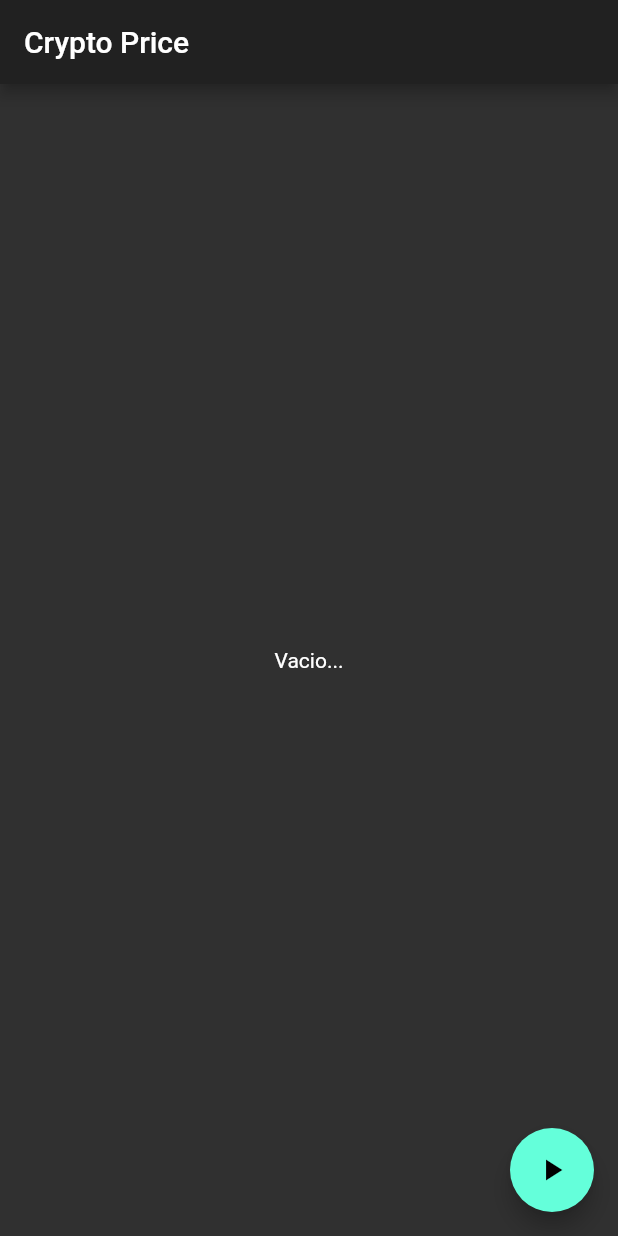
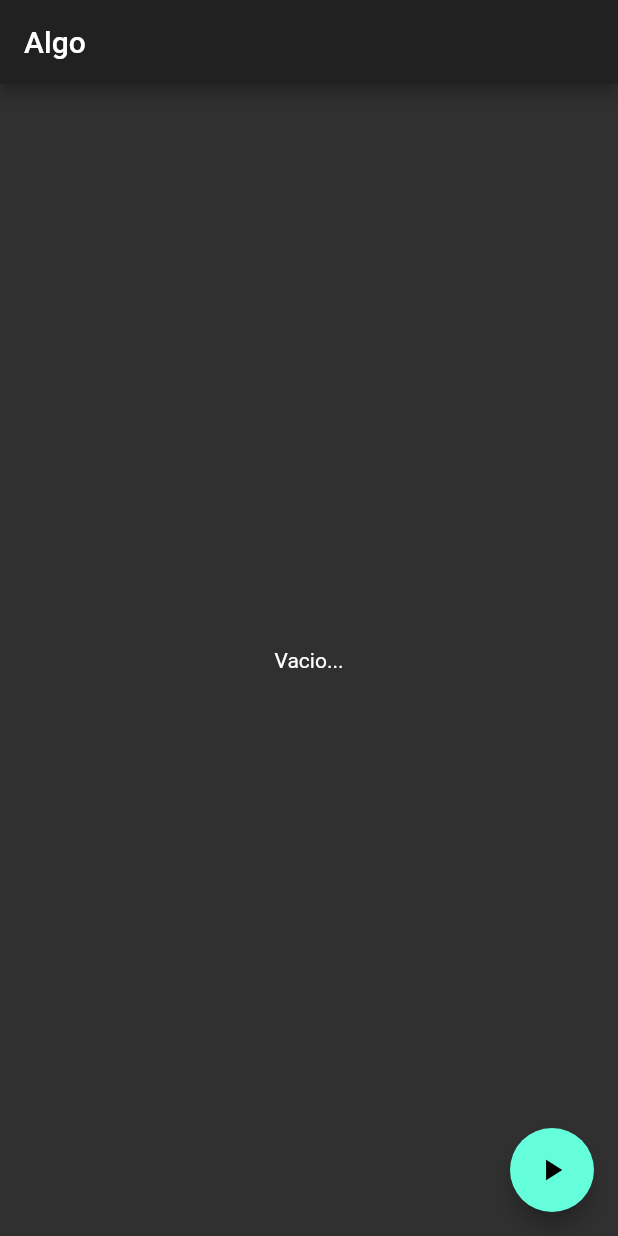
Before and after one commit to ghondar/flutter-example, a Flutter app: the screen it shows after launch, on a phone screen of 412 x 824 dp. Run offline on Flutter 3.47's test engine with Material 2 defaults, Android fonts, the phone set to English and light mode, and no system bars; our stand-ins replace bloc, equatable, flutter_bloc.

```diff
--- a/lib/Home.dart
+++ /dev/null
@@ -1,109 +0,0 @@
-import 'package:flutter/material.dart';
-import 'dart:io';
-import 'dart:convert';
-import 'dart:async';
-
-import './Ico.dart';
-import './Icos.dart';
-
-class MyHomePage extends StatefulWidget {
-  MyHomePage({Key key, this.title}) : super(key: key);
-
-  // This widget is the home page of your application. It is stateful, meaning
-  // that it has a State object (defined below) that contains fields that affect
-  // how it looks.
-
-  // This class is the configuration for the state. It holds the values (in this
-  // case the title) provided by the parent (in this case the App widget) and
-  // used by the build method of the State. Fields in a Widget subclass are
-  // always marked "final".
-
-  final String title;
-
-  @override
-  _MyHomePageState createState() => _MyHomePageState();
-}
-
-class _MyHomePageState extends State<MyHomePage> {
-  final url = Uri.https('api.coinmarketcap.com', 'v1/ticker');
-  final httpClient = HttpClient();
-  Icos _icos = new Icos(new List<Ico>(), 'New');
-  var timer;
-
-  _getIcos() async {
-    try {
-      setState(() {
-        _icos.changeState('Loading');
-      });
-      var request = await httpClient.getUrl(url);
-      var response = await request.close();
-      var responseBody = await response.transform(utf8.decoder).join();
-      List items = json.decode(responseBody);
-      for (var item in items) {
-        Ico ico = Ico.fromJson(item);
-        setState(() {
-          _icos.addCoin(ico);
-        });
-      }
-      setState(() {
-        _icos.changeState('Done');
-      });
-    } catch (e) {
-      print(e.toString());
-    }
-  }
-
-  _initInterval() {
-    if (timer == null) {
-      _getIcos();
-      timer = Timer.periodic(new Duration(seconds: 10), (timer) {
-        _getIcos();
-      });
-    } else {
-      timer.cancel();
-      setState(() {
-        timer = null;
-      });
-    }
-  }
-
-  @override
-  Widget build(BuildContext context) {
-    return Scaffold(
-      appBar: AppBar(
-        title: Text(widget.title),
-      ),
-      body: Center(
-        child: _icos.state == 'New'
-            ? Text('Vacio...')
-            : _icos.state == 'Loading'
-                ? CircularProgressIndicator()
-                : Scrollbar(
-                    child: CustomScrollView(
-                      shrinkWrap: true,
-                      slivers: <Widget>[
-                        SliverPadding(
-                          padding: EdgeInsets.all(20.0),
-                          sliver: SliverList(
-                            delegate: SliverChildListDelegate(
-                              _icos.icos
-                                  .map<Widget>((ico) => ListTile(
-                                        leading: Icon(Icons.flight_land),
-                                        title: Text(ico.name),
-                                        subtitle: Text(ico.priceUsd),
-                                      ))
-                                  .toList(),
-                            ),
-                          ),
-                        )
-                      ],
-                    ),
-                  ),
-      ),
-      floatingActionButton: FloatingActionButton(
-        onPressed: _initInterval,
-        child: Icon(timer == null ? Icons.play_arrow : Icons.stop),
-      ),
-    );
-  }
-}
--- a/lib/Ico.dart
+++ /dev/null
@@ -1,10 +0,0 @@
-class Ico {
-  final String name;
-  final String priceUsd;
-
-  Ico({this.name, this.priceUsd});
-
-  factory Ico.fromJson(Map<String, dynamic> json) {
-    return Ico(name: json['name'], priceUsd: json['price_usd']);
-  }
-}
--- a/lib/Icos.dart
+++ /dev/null
@@ -1,19 +0,0 @@
-import './Ico.dart';
-
-class Icos {
-  List<Ico> icos;
-  String state;
-
-  Icos(List<Ico> icos, String state) {
-    this.icos = icos != null ? icos : new List<Ico>();
-    this.state = state.isNotEmpty ? state : 'New';
-  }
-
-  addCoin(Ico ico) {
-    icos.add(ico);
-  }
-
-  changeState(String _state) {
-    state = _state;
-  }
-}
--- a/lib/main.dart
+++ b/lib/main.dart
@@ -1,16 +1,52 @@
 import 'package:flutter/material.dart';
-import './Home.dart';
 
-void main() => runApp(new MyApp());
+import 'package:http/http.dart' as http;
+import 'package:bloc/bloc.dart';
 
-class MyApp extends StatelessWidget {
-  // This widget is the root of your application.
+import 'package:flutterexample/src/widgets/widgets.dart';
+import 'package:flutterexample/src/repositories/repositories.dart';
+
+class SimpleBlocDelegate extends BlocDelegate {
+  @override
+  onTransition(Transition transition) {
+    print(transition);
+  }
+
+  @override
+  void onError(Object error, StackTrace stacktrace) {
+    print(error);
+  }
+}
+
+void main() {
+  final IcoRepository icoRepository = IcoRepository(
+    icoApiClient: IcoApiClient(
+      httpClient: http.Client(),
+    ),
+  );
+
+  BlocSupervisor().delegate = SimpleBlocDelegate();
+  runApp(App(icoRepository: icoRepository));
+}
+
+class App extends StatefulWidget {
+  final IcoRepository icoRepository;
+
+  App({Key key, @required this.icoRepository})
+      : assert(icoRepository != null),
+        super(key: key);
+
+  @override
+  State<App> createState() => _AppState();
+}
+
+class _AppState extends State<App> {
   @override
   Widget build(BuildContext context) {
-    return new MaterialApp(
-      title: 'Crypto Price',
-      theme: new ThemeData.dark(),
-      home: new MyHomePage(title: 'Crypto Price'),
+    return MaterialApp(
+      title: 'Flutter Weather',
+      theme: ThemeData.dark(),
+      home: Icos(icoRepository: widget.icoRepository,),
     );
   }
 }
--- /dev/null
+++ b/lib/src/blocs/blocs.dart
@@ -0,0 +1 @@
+export './icos_bloc.dart';
--- /dev/null
+++ b/lib/src/blocs/icos_bloc.dart
@@ -0,0 +1,57 @@
+import 'package:meta/meta.dart';
+import 'package:bloc/bloc.dart';
+import 'package:equatable/equatable.dart';
+
+import 'package:flutterexample/src/repositories/repositories.dart';
+import 'package:flutterexample/src/models/models.dart';
+
+abstract class IcoEvent extends Equatable {
+  IcoEvent([List props = const []]) : super(props);
+}
+
+class FetchIco extends IcoEvent {
+}
+
+abstract class IcoState extends Equatable {
+  IcoState([List props = const []]) : super(props);
+}
+
+class IcoEmpty extends IcoState {}
+
+class IcoLoading extends IcoState {}
+
+class IcoLoaded extends IcoState {
+  final List<Ico> icos;
+
+  IcoLoaded({@required this.icos})
+      : assert(icos != null),
+        super([icos]);
+}
+
+class IcoError extends IcoState {}
+
+class IcoBloc extends Bloc<IcoEvent, IcoState> {
+  final IcoRepository icoRepository;
+
+  IcoBloc({@required this.icoRepository})
+      : assert(icoRepository != null);
+
+  @override
+  IcoState get initialState => IcoEmpty();
+
+  @override
+  Stream<IcoState> mapEventToState(
+    IcoState currentState,
+    IcoEvent event,
+  ) async* {
+    if (event is FetchIco) {
+      yield IcoLoading();
+      try {
+        final List<Ico> icos = await icoRepository.getIco();
+        yield IcoLoaded(icos: icos);
+      } catch (_) {
+        yield IcoError();
+      }
+    }
+  }
+}
--- /dev/null
+++ b/lib/src/models/ico.dart
@@ -0,0 +1,14 @@
+import 'package:equatable/equatable.dart';
+
+class Ico extends Equatable {
+  final String name;
+  final String priceUsd;
+
+  Ico({ this.name, this.priceUsd, }) : super([ name, priceUsd, ]);
+
+  static Ico fromJson(dynamic json) {
+    return Ico(
+      name: json['name'], priceUsd: json['price_usd']
+    );
+  }
+}
--- /dev/null
+++ b/lib/src/models/models.dart
@@ -0,0 +1 @@
+export './ico.dart';
--- /dev/null
+++ b/lib/src/repositories/ico_api_client.dart
@@ -0,0 +1,32 @@
+import 'dart:convert';
+
+import 'package:meta/meta.dart';
+import 'package:http/http.dart' as http;
+
+import 'package:flutterexample/src/models/models.dart';
+
+class IcoApiClient {
+  static const baseUrl = 'https://api.coinmarketcap.com';
+  final http.Client httpClient;
+
+  IcoApiClient({@required this.httpClient}) : assert(httpClient != null);
+
+  Future<List<Ico>> fetchIco() async {
+    final icoUrl = '$baseUrl/v1/ticker';
+    final icoResponse = await this.httpClient.get(icoUrl);
+
+    if (icoResponse.statusCode != 200) {
+      throw Exception('error getting ico for location');
+    }
+
+    final items = jsonDecode(icoResponse.body);
+    final icos = new List<Ico>();
+
+    for (var item in items) {
+      Ico ico = Ico.fromJson(item);
+      icos.add(ico);
+    }
+
+    return icos;
+  }
+}
--- /dev/null
+++ b/lib/src/repositories/ico_repository.dart
@@ -0,0 +1,15 @@
+import 'package:meta/meta.dart';
+
+import 'package:flutterexample/src/repositories/ico_api_client.dart';
+import 'package:flutterexample/src/models/models.dart';
+
+class IcoRepository {
+  final IcoApiClient icoApiClient;
+
+  IcoRepository({@required this.icoApiClient})
+      : assert(icoApiClient != null);
+
+  Future<List<Ico>> getIco() async {
+    return icoApiClient.fetchIco();
+  }
+}
--- /dev/null
+++ b/lib/src/repositories/repositories.dart
@@ -0,0 +1,2 @@
+export './ico_api_client.dart';
+export './ico_repository.dart';
--- /dev/null
+++ b/lib/src/widgets/icos.dart
@@ -0,0 +1,102 @@
+import 'dart:async';
+
+import 'package:flutter/material.dart';
+
+import 'package:flutter_bloc/flutter_bloc.dart';
+
+import 'package:flutterexample/src/repositories/repositories.dart';
+import 'package:flutterexample/src/blocs/blocs.dart';
+
+class Icos extends StatefulWidget {
+  final IcoRepository icoRepository;
+
+  Icos({Key key, @required this.icoRepository})
+      : assert(icoRepository != null),
+        super(key: key);
+
+  @override
+  State<Icos> createState() => _IcoState();
+}
+
+class _IcoState extends State<Icos> {
+  IcoBloc _icoBloc;
+  var timer;
+
+  _initInterval() {
+    if (timer == null) {
+      _icoBloc.dispatch(FetchIco());
+      timer = Timer.periodic(new Duration(seconds: 10), (timer) {
+        _icoBloc.dispatch(FetchIco());
+      });
+    } else {
+      timer.cancel();
+      setState(() {
+        timer = null;
+      });
+    }
+  }
+
+  @override
+  void initState() {
+    super.initState();
+    _icoBloc = IcoBloc(icoRepository: widget.icoRepository);
+    _icoBloc.dispatch(FetchIco());
+  }
+
+  @override
+  Widget build(BuildContext context) {
+    return Scaffold(
+      appBar: AppBar(
+        title: Text('Algo'),
+      ),
+      body: Center(
+        child: BlocBuilder(
+          bloc: _icoBloc,
+          builder: (_, IcoState state) {
+            if (state is IcoEmpty) {
+              return Center(child: Text('Vacio...'));
+            }
+            if (state is IcoLoading) {
+              return Center(child: CircularProgressIndicator());
+            }
+            if (state is IcoLoaded) {
+              return Scrollbar(
+                child: CustomScrollView(
+                  shrinkWrap: true,
+                  slivers: <Widget>[
+                    SliverPadding(
+                      padding: EdgeInsets.all(20.0),
+                      sliver: SliverList(
+                        delegate: SliverChildListDelegate(
+                          state.icos
+                              .map<Widget>((ico) => ListTile(
+                                    leading: Icon(Icons.flight_land),
+                                    title: Text(ico.name),
+                                    subtitle: Text(ico.priceUsd),
+                                  ))
+                              .toList(),
+                        ),
+                      ),
+                    )
+                  ],
+                ),
+              );
+            }
+          }
+        ),
+      ),
+      floatingActionButton: FloatingActionButton(
+        onPressed: _initInterval,
+        child: Icon(timer == null ? Icons.play_arrow : Icons.stop),
+      ),
+    );
+  }
+
+
+
+  @override
+  void dispose() {
+    _icoBloc.dispose();
+    super.dispose();
+  }
+}
--- /dev/null
+++ b/lib/src/widgets/widgets.dart
@@ -0,0 +1 @@
+export './icos.dart';
--- a/pubspec.yaml
+++ b/pubspec.yaml
@@ -8,6 +8,9 @@ dependencies:
   # The following adds the Cupertino Icons font to your application.
   # Use with the CupertinoIcons class for iOS style icons.
   cupertino_icons: ^0.1.2
+  flutter_bloc: ^0.8.0
+  http: ^0.12.0+1
+  equatable: ^0.2.3
 
 dev_dependencies:
   flutter_test:
```
Also changed, not shown: lib/List.dart (deleted), pubspec.lock.
